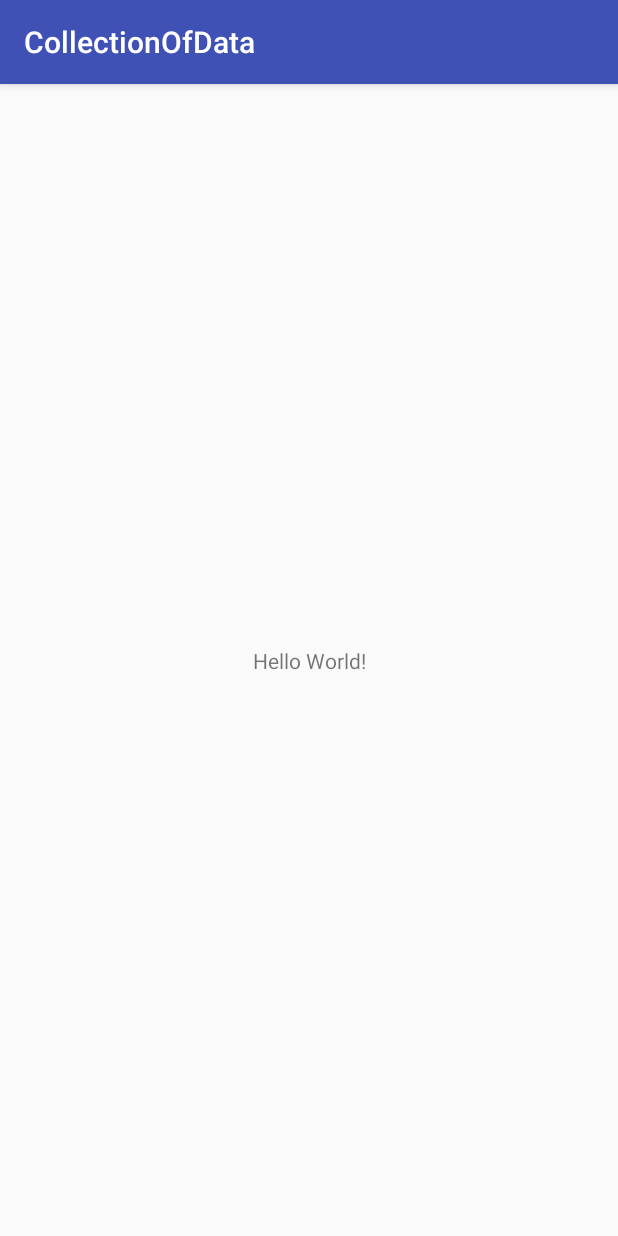
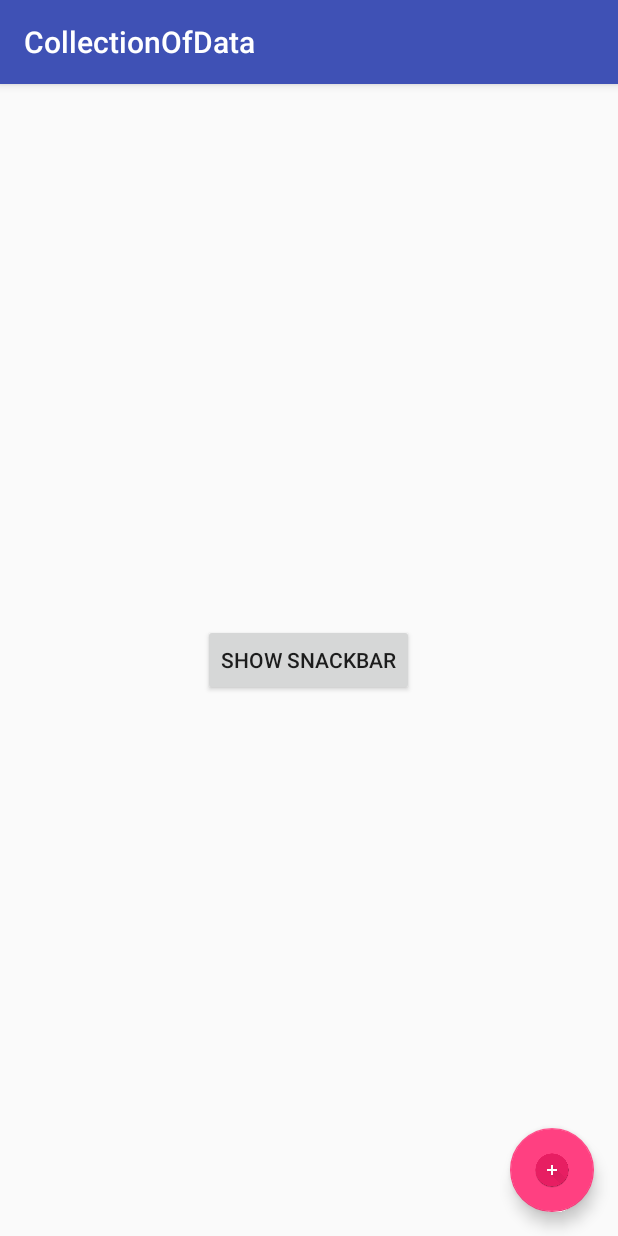
Before and after one commit to senamit2708/CollectionOfData, an Android app: the screen it shows after launch (MainActivity), on a phone screen of 412 x 824 dp. Run offline under Robolectric (Android 15) with nearby library versions, the phone set to English and light mode, and no system bars.

Commit message:
Coordinate Layout working with snackbar

```diff
--- a/app/build.gradle
+++ b/app/build.gradle
@@ -19,10 +19,10 @@ android {
 }
 
 dependencies {
-    implementation fileTree(dir: 'libs', include: ['*.jar'])
-    implementation 'com.android.support:appcompat-v7:26.1.0'
+    implementation fileTree(include: ['*.jar'], dir: 'libs')
+
     implementation 'com.android.support.constraint:constraint-layout:1.0.2'
-    testImplementation 'junit:junit:4.12'
-    androidTestImplementation 'com.android.support.test:runner:1.0.1'
-    androidTestImplementation 'com.android.support.test.espresso:espresso-core:3.0.1'
+
+
+    implementation 'com.android.support:design:26.0.0-beta1'
 }
--- a/app/src/main/java/com/example/senamit/collectionofdata/MainActivity.java
+++ b/app/src/main/java/com/example/senamit/collectionofdata/MainActivity.java
@@ -1,7 +1,11 @@
 package com.example.senamit.collectionofdata;
 
+import android.support.design.widget.CoordinatorLayout;
+import android.support.design.widget.Snackbar;
 import android.support.v7.app.AppCompatActivity;
 import android.os.Bundle;
+import android.view.View;
+import android.widget.Button;
 
 public class MainActivity extends AppCompatActivity {
 
@@ -9,5 +13,19 @@ public class MainActivity extends AppCompatActivity {
     protected void onCreate(Bundle savedInstanceState) {
         super.onCreate(savedInstanceState);
         setContentView(R.layout.activity_main);
+
+        Button btnSnackbar = (Button)findViewById(R.id.btn_snackbar);
+        final CoordinatorLayout coordinatorLayout = (CoordinatorLayout)findViewById(R.id.coordinator_main);
+        btnSnackbar.setOnClickListener(new View.OnClickListener() {
+            @Override
+            public void onClick(View view) {
+
+                Snackbar snackbar = Snackbar.make(coordinatorLayout, "simple snackbar", Snackbar.LENGTH_LONG);
+                snackbar.show();
+
+            }
+        });
+
+
     }
 }
--- a/app/src/main/res/layout/activity_main.xml
+++ b/app/src/main/res/layout/activity_main.xml
@@ -1,18 +1,27 @@
 <?xml version="1.0" encoding="utf-8"?>
-<android.support.constraint.ConstraintLayout xmlns:android="http://schemas.android.com/apk/res/android"
+<android.support.design.widget.CoordinatorLayout xmlns:android="http://schemas.android.com/apk/res/android"
     xmlns:app="http://schemas.android.com/apk/res-auto"
     xmlns:tools="http://schemas.android.com/tools"
     android:layout_width="match_parent"
     android:layout_height="match_parent"
+    android:id="@+id/coordinator_main"
+    android:orientation="vertical"
     tools:context="com.example.senamit.collectionofdata.MainActivity">
 
-    <TextView
+    <Button
         android:layout_width="wrap_content"
         android:layout_height="wrap_content"
-        android:text="Hello World!"
-        app:layout_constraintBottom_toBottomOf="parent"
-        app:layout_constraintLeft_toLeftOf="parent"
-        app:layout_constraintRight_toRightOf="parent"
-        app:layout_constraintTop_toTopOf="parent" />
+        android:text="show snackbar"
+        android:layout_gravity="center_vertical|center_horizontal"
+        android:id="@+id/btn_snackbar"/>
 
-</android.support.constraint.ConstraintLayout>
+    <android.support.design.widget.FloatingActionButton
+        android:layout_width="wrap_content"
+        android:layout_height="wrap_content"
+        android:layout_margin="16dp"
+        android:layout_gravity="end|bottom"
+        android:id="@+id/fab"
+        android:src="@drawable/plus_button"/>
+
+
+</android.support.design.widget.CoordinatorLayout>
```
Also changed, not shown: app/src/main/res/drawable/plus_button.png (added).
